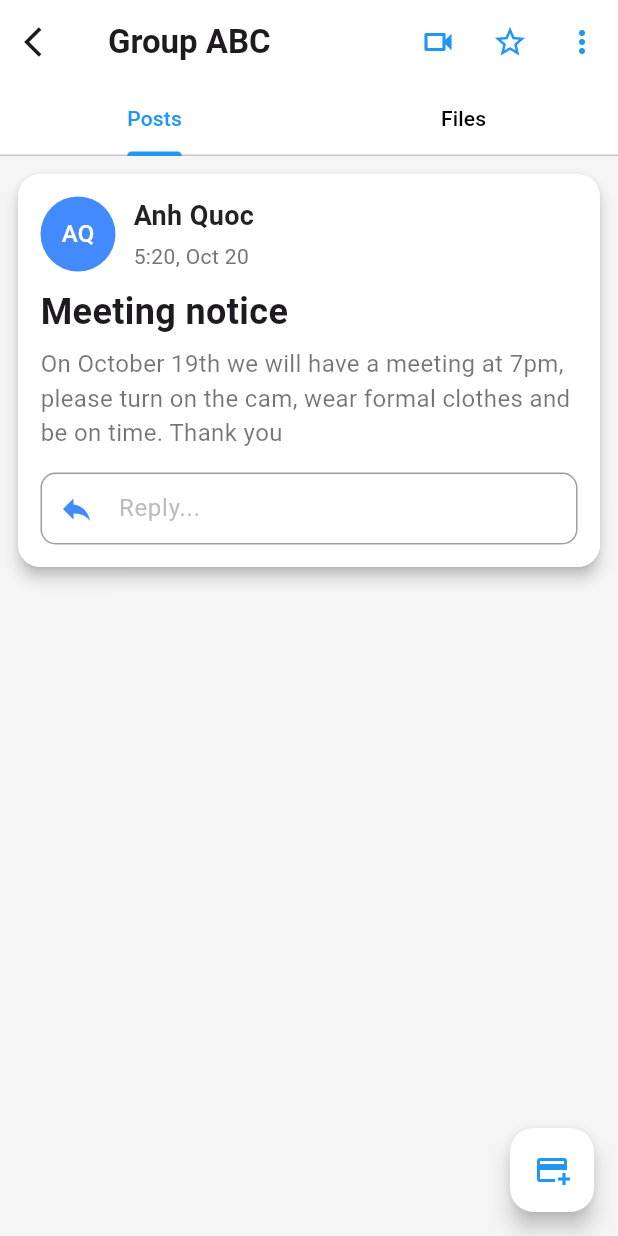
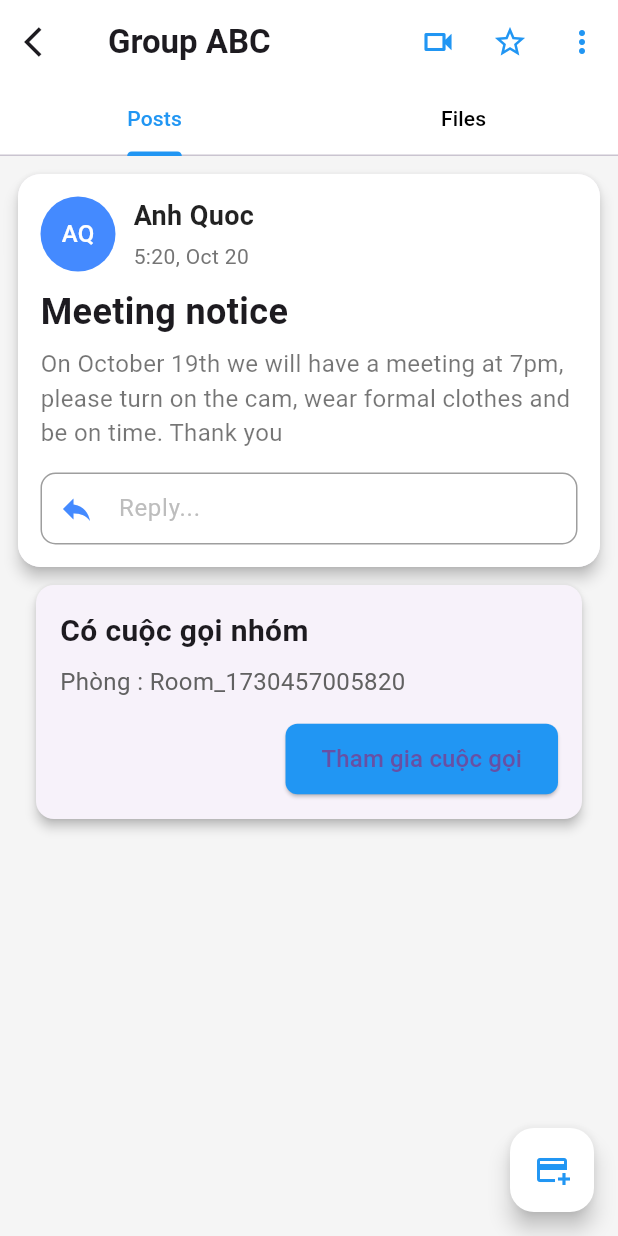
Before and after one commit to Le-Anh-Quoc/Work-Group-App, a Flutter app: the GroupScreen screen opened directly with empty values, after a tap on the "videocam" icon, on a phone screen of 412 x 824 dp. Run offline on Flutter 3.47's test engine with Material 3 defaults, Android fonts, the light colour scheme and no system bars; our stand-ins replace cloud_firestore, file_picker, firebase_auth, firebase_core, firebase_storage, flutter_chat_types and 4 more; missing offline and left inert: firebase_app_check, jitsi_meet_flutter_sdk; accounts and stored records are empty; network calls fail.

Commit message:
tao roomMeet

```diff
--- /dev/null
+++ b/devtools_options.yaml
@@ -0,0 +1,3 @@
+description: This file stores settings for Dart & Flutter DevTools.
+documentation: https://docs.flutter.dev/tools/devtools/extensions#configure-extension-enablement-states
+extensions:
--- a/lib/screens/group/GroupScreen.dart
+++ b/lib/screens/group/GroupScreen.dart
@@ -2,11 +2,14 @@
 
 import 'package:firebase_auth/firebase_auth.dart';
 import 'package:flutter/material.dart';
+import 'package:jitsi_meet_flutter_sdk/jitsi_meet_flutter_sdk.dart';
 import 'package:provider/provider.dart';
 import 'package:ruprup/models/channel_model.dart';
 import 'package:ruprup/models/project_model.dart';
 import 'package:ruprup/screens/project/DetailProjectScreen.dart';
 import 'package:ruprup/services/channel_service.dart';
+import 'package:ruprup/services/jitsi_meet_service.dart';
+import 'package:ruprup/widgets/group/NotificaJoinMeet.dart';
 import 'package:ruprup/widgets/group/PostWidget.dart';
 
 class GroupScreen extends StatefulWidget {
@@ -25,7 +28,19 @@ class _GroupScreenState extends State<GroupScreen> {
 
   final String currentUserId = FirebaseAuth.instance.currentUser!.uid;
 
+  final JitsiMeetService jitsiMeetService= JitsiMeetService();
+  List<Map<String, dynamic>> meetings = [];
+
+
   late String idProject;
+  createNewMeeting() async{
+    String roomName= "Room_${DateTime.now().millisecondsSinceEpoch}";
+    print("thanhcong");
+    jitsiMeetService.CreateMeeting(roomName: roomName, isAudioMuted: true, isVideoMuted: true);
+    setState(() {
+      meetings.add({'roomName': roomName}); // Thêm thông tin phòng vào danh sách
+    });
+  }
 
   void _createProject(List<String> groupMemberIds) async {
     Project newProject = Project(
@@ -197,7 +212,7 @@ class _GroupScreenState extends State<GroupScreen> {
               color: Colors.blue,
               icon: const Icon(Icons.videocam_outlined),
               onPressed: () {
-                // Xử lý nút quay phim
+                createNewMeeting();
               },
             ),
             IconButton(
@@ -226,12 +241,12 @@ class _GroupScreenState extends State<GroupScreen> {
             unselectedLabelColor: Colors.black, // Màu văn bản chưa chọn
           ),
         ),
-        body: const TabBarView(
+        body: TabBarView(
           children: [
             // Nội dung của tab Bài Đăng
-            PostsTab(),
+            PostsTab(meetings: meetings,),
             // Nội dung của tab Tài Liệu
-            FilesTab(),
+            const FilesTab(),
           ],
         ),
       ),
@@ -240,8 +255,8 @@ class _GroupScreenState extends State<GroupScreen> {
 }
 
 class PostsTab extends StatelessWidget {
-  const PostsTab({super.key});
-
+  const PostsTab({super.key, required this.meetings});
+  final List<Map<String,dynamic>> meetings;
   @override
   Widget build(BuildContext context) {
     return Stack(
@@ -250,8 +265,9 @@ class PostsTab extends StatelessWidget {
         ListView(
           padding:
               const EdgeInsets.symmetric(horizontal: 8, vertical: 8), // Để tạo khoảng trống cho nút
-          children: const [
-             PostWidget(),
+          children: [
+             const PostWidget(),
+             ...meetings.map((meeting) => JoinCallCard(roomName: meeting['roomName'])).toList(),
           ],
         ),
         // Nút thêm bài đăng
--- a/lib/services/friend_service.dart
+++ b/lib/services/friend_service.dart
@@ -6,9 +6,6 @@ class FriendService {
     try {
       // Lấy uid của người dùng hiện tại
       String? currentUserId = FirebaseAuth.instance.currentUser?.uid;
-      if (currentUserId == null) {
-        throw Exception("User is not logged in");
-      }
 
       // Tham chiếu đến tài liệu người dùng hiện tại
       DocumentSnapshot userDoc = await FirebaseFirestore.instance
--- /dev/null
+++ b/lib/services/jitsi_meet_service.dart
@@ -0,0 +1,120 @@
+
+import 'package:firebase_auth/firebase_auth.dart';
+import 'package:firebase_storage/firebase_storage.dart';
+import 'package:flutter/material.dart';
+import 'package:jitsi_meet_flutter_sdk/jitsi_meet_flutter_sdk.dart';
+import 'package:path/path.dart';
+
+class JitsiMeetService {
+  final FirebaseAuth _auth= FirebaseAuth.instance;
+  final FirebaseStorage _firestore = FirebaseStorage.instance;
+  final _jitsiMeetPlugin=JitsiMeet();
+  List<String> participants = [];
+
+  void CreateMeeting({
+      required String roomName,
+      required bool isAudioMuted,
+      required bool isVideoMuted,
+      String username='',
+    }) async{
+      try {
+        String? name;
+        if(username.isEmpty){
+          name=_auth.currentUser?.displayName;
+        }
+        else {
+          name =username;
+        }
+
+
+  // var options = JitsiMeetConferenceOptions(
+  //     room: roomName,
+  //     configOverrides: {
+  //       "startWithAudioMuted": isAudioMuted,
+  //       "startWithVideoMuted": isVideoMuted,
+  //     },
+  //     featureFlags: {
+  //       "unsaferoomwarning.enabled": false
+  //     },
+  //     userInfo: JitsiMeetUserInfo(
+  //         displayName: name,
+  //         email: _auth.currentUser?.email,
+  //     ),
+  //   );
+  //     await _jitsiMeetPlugin.join(options);
+    var options = JitsiMeetConferenceOptions(
+      room: roomName,
+      configOverrides: {
+        "startWithAudioMuted": isAudioMuted,
+        "startWithVideoMuted": isVideoMuted,
+      },
+      featureFlags: {
+        FeatureFlags.resolution: FeatureFlagVideoResolutions.resolution720p,
+        FeatureFlags.welcomePageEnabled: true,
+      },
+      userInfo: JitsiMeetUserInfo(
+          displayName: name,
+          email: _auth.currentUser?.email,
+          avatar:
+              "https://avatars.githubusercontent.com/u/57035818?s=400&u=02572f10fe61bca6fc20426548f3920d53f79693&v=4"),
+    );
+
+     var listener = JitsiMeetEventListener(
+    //   conferenceJoined: (url) {
+    //     debugPrint("conferenceJoined: url: $url");
+    //   },
+    //   conferenceTerminated: (url, error) {
+    //     debugPrint("conferenceTerminated: url: $url, error: $error");
+    //   },
+    //   conferenceWillJoin: (url) {
+    //     debugPrint("conferenceWillJoin: url: $url");
+    //   },
+      participantJoined: (email, name, role, participantId) {
+        debugPrint(
+          "participantJoined: email: $email, name: $name, role: $role, "
+          "participantId: $participantId",
+        );
+        var participants;
+        participants.add(participantId!);
+        print(participants.length);
+      },
+    //   participantLeft: (participantId) {
+    //     debugPrint("participantLeft: participantId: $participantId");
+    //   },
+    //   audioMutedChanged: (muted) {
+    //     debugPrint("audioMutedChanged: isMuted: $muted");
+    //   },
+    //   videoMutedChanged: (muted) {
+    //     debugPrint("videoMutedChanged: isMuted: $muted");
+    //   },
+    //   endpointTextMessageReceived: (senderId, message) {
+    //     debugPrint(
+    //         "endpointTextMessageReceived: senderId: $senderId, message: $message");
+    //   },
+    //   screenShareToggled: (participantId, sharing) {
+    //     debugPrint(
+    //       "screenShareToggled: participantId: $participantId, "
+    //       "isSharing: $sharing",
+    //     );
+    //   },
+    //   chatMessageReceived: (senderId, message, isPrivate, timestamp) {
+    //     debugPrint(
+    //       "chatMessageReceived: senderId: $senderId, message: $message, "
+    //       "isPrivate: $isPrivate, timestamp: $timestamp",
+    //     );
+    //   },
+    //   chatToggled: (isOpen) => debugPrint("chatToggled: isOpen: $isOpen"),
+    //   participantsInfoRetrieved: (participantsInfo) {
+    //     debugPrint(
+    //         "participantsInfoRetrieved: participantsInfo: $participantsInfo, ");
+    //   },
+    //   readyToClose: () {
+    //     debugPrint("readyToClose");
+    //   },
+     );
+    await _jitsiMeetPlugin.join(options,listener);
+      } catch (error) {
+        print("error: $error");
+      }
+    }
+}
--- a/lib/services/notification_service.dart
+++ b/lib/services/notification_service.dart
@@ -11,9 +11,6 @@ class NotificationService {
     try {
       // Lấy uid của người dùng hiện tại
       String? currentUserId = FirebaseAuth.instance.currentUser?.uid;
-      if (currentUserId == null) {
-        throw Exception("User is not logged in");
-      }
 
       // ignore: avoid_print
       print(currentUserId);
--- a/lib/services/user_service.dart
+++ b/lib/services/user_service.dart
@@ -86,9 +86,6 @@ class UserService {
     try {
       // Lấy uid của người dùng hiện tại
       String? currentUserId = FirebaseAuth.instance.currentUser?.uid;
-      if (currentUserId == null) {
-        return null; // Người dùng không đăng nhập
-      }
 
       // Tham chiếu đến tài liệu của người dùng dựa vào uid
       DocumentSnapshot userDoc = await FirebaseFirestore.instance
--- /dev/null
+++ b/lib/widgets/group/NotificaJoinMeet.dart
@@ -0,0 +1,57 @@
+import 'package:flutter/material.dart';
+import 'package:ruprup/services/jitsi_meet_service.dart';
+
+class JoinCallCard extends StatelessWidget {
+  final String roomName;
+  const JoinCallCard({super.key,required this.roomName});
+
+  JitsiMeetService get jitsiMeetService => JitsiMeetService();
+
+  joinMeeting(){
+  jitsiMeetService.CreateMeeting(roomName:roomName , isAudioMuted: true, isVideoMuted: true);
+  }
+  @override
+  Widget build(BuildContext context) {
+    return Card(
+      margin: const EdgeInsets.symmetric(horizontal: 16, vertical: 8),
+      elevation: 3,
+      shape: RoundedRectangleBorder(borderRadius: BorderRadius.circular(12)),
+      child: Padding(
+        padding: const EdgeInsets.all(16.0),
+        child: Column(
+          crossAxisAlignment: CrossAxisAlignment.start,
+          children: [
+            Text(
+              "Có cuộc gọi nhóm",
+              style: const TextStyle(fontSize: 20, fontWeight: FontWeight.bold),
+            ),
+            const SizedBox(height: 8),
+            Text(
+              'Phòng : $roomName',
+              style: TextStyle(color: Colors.grey[700], fontSize: 16),
+            ),
+
+            const SizedBox(height: 16),
+            Align(
+              alignment: Alignment.centerRight,
+              child: ElevatedButton(
+                onPressed: joinMeeting,
+                style: ElevatedButton.styleFrom(
+                  backgroundColor: Colors.blue,
+                  padding: const EdgeInsets.symmetric(horizontal: 24, vertical: 12),
+                  shape: RoundedRectangleBorder(
+                    borderRadius: BorderRadius.circular(8),
+                  ),
+                ),
+                child: const Text(
+                  'Tham gia cuộc gọi',
+                  style: TextStyle(fontSize: 16),
+                ),
+              ),
+            ),
+          ],
+        ),
+      ),
+    );
+  }
+}
--- a/pubspec.yaml
+++ b/pubspec.yaml
@@ -57,6 +57,8 @@ dependencies:
   flutter_slidable: ^3.1.1
   provider: ^6.1.2
   intl: ^0.19.0
+  jitsi_meet_flutter_sdk: ^10.2.1
+  # jitsi_meet_flutter_sdk: ^10.2.1
 dev_dependencies:
   flutter_test:
     sdk: flutter
```
Also changed, not shown: pubspec.lock, 6 other files.
